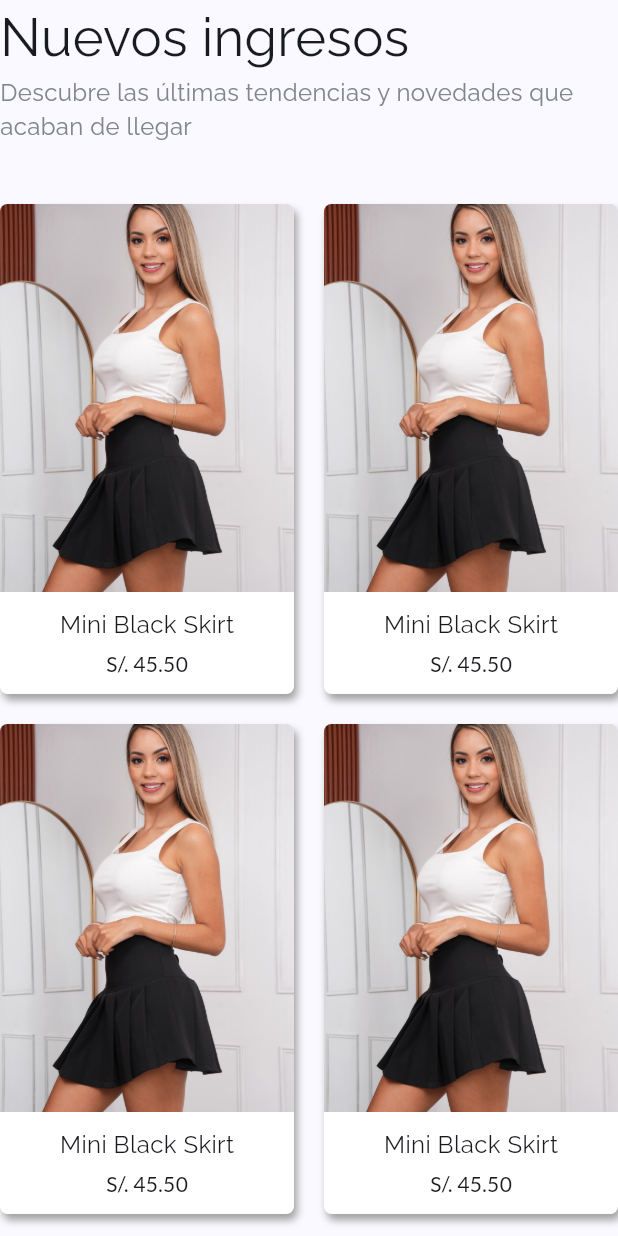
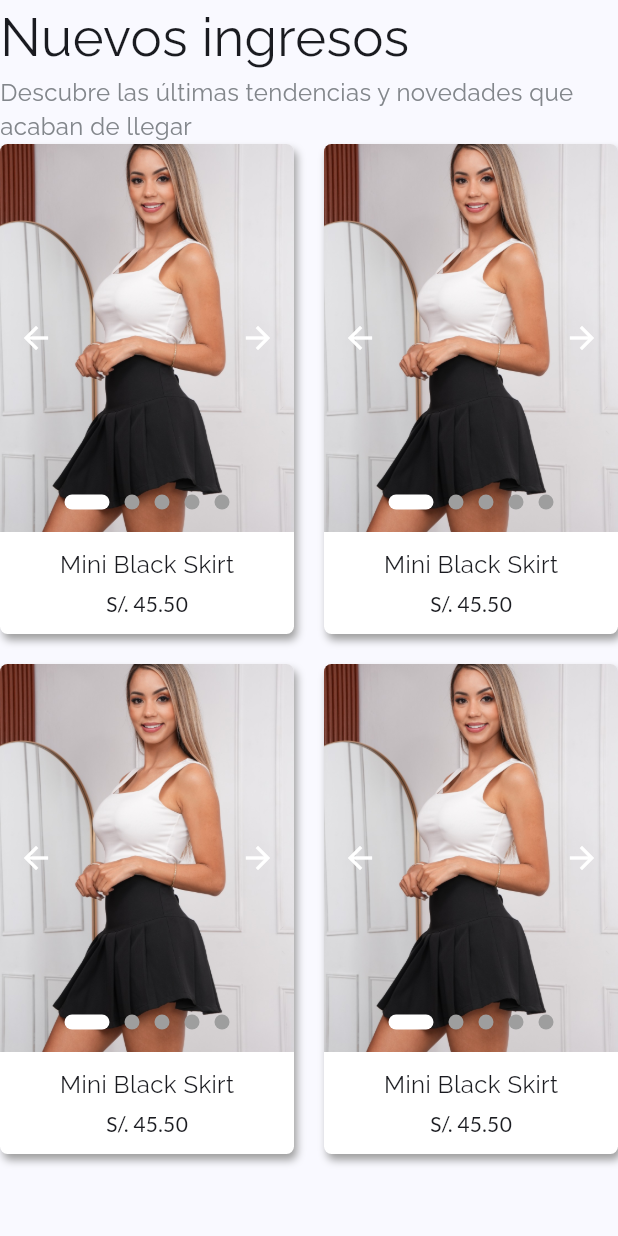
Before and after one commit to Andzzio/virtual-catalog, a Flutter app: the HomeGridProducts widget shown alone on an empty page, opened directly, on a phone screen of 412 x 824 dp. Run offline on Flutter 3.47's test engine with Material 3 defaults, Android fonts, the phone set to English and light mode, and no system bars; drawn by our look-alikes of smooth_page_indicator; our stand-ins replace firebase_core, font_awesome_flutter, google_fonts; accounts and stored records are empty; generated files the repository leaves out were written again.

Commit message:
Add Product Grid Page View

```diff
--- a/lib/presentation/widgets/home_grid_products.dart
+++ b/lib/presentation/widgets/home_grid_products.dart
@@ -32,7 +32,6 @@ class _HomeGridProductsState extends State<HomeGridProducts> {
             textStyle: TextStyle(fontSize: 16, color: Color(0xFF82868B)),
           ),
         ),
-        SizedBox(height: 40),
         Center(
           child: Container(
             constraints: BoxConstraints(maxWidth: 1500),
@@ -56,7 +55,7 @@ class _HomeGridProductsState extends State<HomeGridProducts> {
                           crossAxisSpacing: 20,
                         ),
                   itemBuilder: (context, index) {
-                    return ProductCard(cardWidth: _cardWidth);
+                    return ProductCard(cardWidth: _cardWidth, isPageView: true);
                   },
                 );
               },
--- a/lib/presentation/widgets/home_list_products.dart
+++ b/lib/presentation/widgets/home_list_products.dart
@@ -69,7 +69,10 @@ class _HomeListProductsState extends State<HomeListProducts> {
                 itemBuilder: (context, index) {
                   return Padding(
                     padding: EdgeInsets.all(_cardPadding),
-                    child: ProductCard(cardWidth: _cardWidth),
+                    child: ProductCard(
+                      cardWidth: _cardWidth,
+                      isPageView: false,
+                    ),
                   );
                 },
               ),
--- a/lib/presentation/widgets/product_card.dart
+++ b/lib/presentation/widgets/product_card.dart
@@ -1,17 +1,29 @@
 import 'package:flutter/material.dart';
 import 'package:google_fonts/google_fonts.dart';
+import 'package:smooth_page_indicator/smooth_page_indicator.dart';
 import 'package:virtual_catalog_app/config/themes/font_names.dart';
 
-class ProductCard extends StatelessWidget {
-  const ProductCard({super.key, required double cardWidth})
-    : _cardWidth = cardWidth;
+class ProductCard extends StatefulWidget {
+  final bool _isPageView;
+  const ProductCard({
+    super.key,
+    required double cardWidth,
+    required bool isPageView,
+  }) : _cardWidth = cardWidth,
+       _isPageView = isPageView;
 
   final double _cardWidth;
 
   @override
+  State<ProductCard> createState() => _ProductCardState();
+}
+
+class _ProductCardState extends State<ProductCard> {
+  final _pageController = PageController();
+  @override
   Widget build(BuildContext context) {
     return Container(
-      width: _cardWidth,
+      width: widget._cardWidth,
       decoration: BoxDecoration(
         color: Colors.white,
         borderRadius: BorderRadius.circular(5),
@@ -24,11 +36,97 @@ class ProductCard extends StatelessWidget {
         child: Column(
           children: [
             Expanded(
-              child: SizedBox(
-                width: double.infinity,
+              child: widget._isPageView
+                  ? Stack(
+                      children: [
+                        PageView.builder(
+                          itemCount: 5,
+                          controller: _pageController,
+                          itemBuilder: (context, index) {
+                            return Stack(
+                              children: [
+                                SizedBox(
+                                  width: double.infinity,
 
-                child: Image.asset("assets/images/3a.jpeg", fit: BoxFit.cover),
-              ),
+                                  child: Image.asset(
+                                    "assets/images/3a.jpeg",
+                                    fit: BoxFit.cover,
+                                  ),
+                                ),
+                                Positioned(
+                                  left: 0,
+                                  right: 0,
+                                  bottom: 15,
+                                  child: Center(
+                                    child: SmoothPageIndicator(
+                                      controller: _pageController,
+                                      count: 5,
+                                      effect: ExpandingDotsEffect(
+                                        activeDotColor: Colors.white,
+                                        dotHeight: 10,
+                                        dotWidth: 10,
+                                        spacing: 10,
+                                      ),
+                                    ),
+                                  ),
+                                ),
+                              ],
+                            );
+                          },
+                        ),
+                        Align(
+                          alignment: Alignment.centerLeft,
+                          child: IconButton(
+                            icon: Icon(Icons.arrow_back, color: Colors.white),
+                            onPressed: () {
+                              if (_pageController.hasClients) {
+                                int nextPage =
+                                    _pageController.page!.toInt() - 1;
+                                if (nextPage < 0) {
+                                  nextPage = 4;
+                                }
+                                _pageController.animateToPage(
+                                  nextPage,
+                                  duration: Duration(milliseconds: 300),
+                                  curve: Curves.easeInOut,
+                                );
+                              }
+                            },
+                          ),
+                        ),
+                        Align(
+                          alignment: Alignment.centerRight,
+                          child: IconButton(
+                            icon: Icon(
+                              Icons.arrow_forward,
+                              color: Colors.white,
+                            ),
+                            onPressed: () {
+                              if (_pageController.hasClients) {
+                                int nextPage =
+                                    _pageController.page!.toInt() + 1;
+                                if (nextPage >= 5) {
+                                  nextPage = 0;
+                                }
+                                _pageController.animateToPage(
+                                  nextPage,
+                                  duration: Duration(milliseconds: 300),
+                                  curve: Curves.easeInOut,
+                                );
+                              }
+                            },
+                          ),
+                        ),
+                      ],
+                    )
+                  : SizedBox(
+                      width: double.infinity,
+
+                      child: Image.asset(
+                        "assets/images/3a.jpeg",
+                        fit: BoxFit.cover,
+                      ),
+                    ),
             ),
             SizedBox(
               child: Padding(
--- a/pubspec.yaml
+++ b/pubspec.yaml
@@ -23,3 +23,4 @@ flutter:
   uses-material-design: true
   assets:
     - assets/images/
+    - assets/ShurumbaImagenes/
```
Also changed, not shown: lib/presentation/screens/home_screen.dart (+14 -1 lines), 1 other file.
